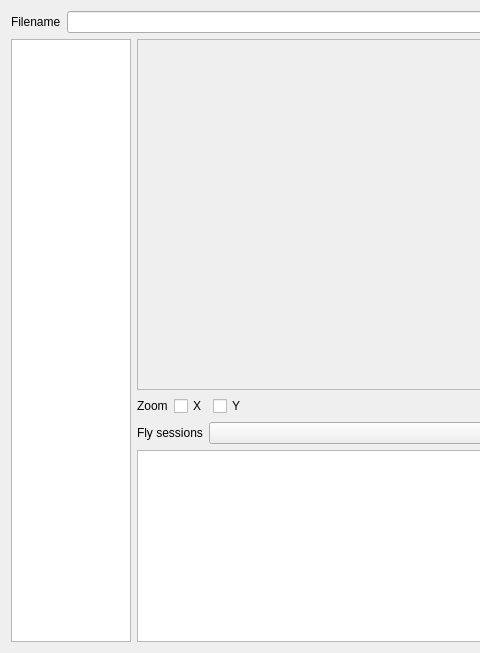
This is companion/src/logsdialog.ui in opentx/opentx as Qt 5 draws it before an edit; both pictures show x 0 to 480 and y 0 to 653 of the 883 by 653 pixel window. The edited form follows.
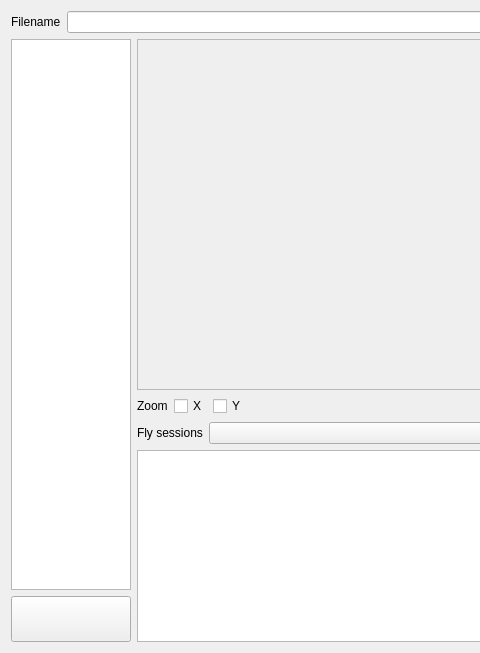
This is the edited form. Icons and pictures are not drawn. Custom widgets are drawn as their Qt base class.

```diff
--- a/companion/src/logsdialog.ui
+++ b/companion/src/logsdialog.ui
@@ -20,7 +20,7 @@
   <property name="sizeGripEnabled">
    <bool>true</bool>
   </property>
-  <layout class="QGridLayout" name="gridLayout" rowstretch="0,1,0,0,0">
+  <layout class="QGridLayout" name="gridLayout" rowstretch="0,1,0,0,0,0,0,0">
    <item row="0" column="0" colspan="2">
     <layout class="QHBoxLayout" name="horizontalLayout">
      <item>
@@ -46,43 +46,6 @@
      </item>
     </layout>
    </item>
-   <item row="1" column="0" rowspan="4">
-    <widget class="QTableWidget" name="FieldsTW">
-     <property name="sizePolicy">
-      <sizepolicy hsizetype="Maximum" vsizetype="Expanding">
-       <horstretch>0</horstretch>
-       <verstretch>0</verstretch>
-      </sizepolicy>
-     </property>
-     <property name="maximumSize">
-      <size>
-       <width>120</width>
-       <height>16777215</height>
-      </size>
-     </property>
-     <property name="autoScrollMargin">
-      <number>0</number>
-     </property>
-     <property name="editTriggers">
-      <set>QAbstractItemView::NoEditTriggers</set>
-     </property>
-     <property name="showGrid">
-      <bool>false</bool>
-     </property>
-     <property name="sortingEnabled">
-      <bool>false</bool>
-     </property>
-     <property name="columnCount">
-      <number>0</number>
-     </property>
-     <attribute name="horizontalHeaderStretchLastSection">
-      <bool>true</bool>
-     </attribute>
-     <attribute name="verticalHeaderVisible">
-      <bool>false</bool>
-     </attribute>
-    </widget>
-   </item>
    <item row="1" column="1">
     <widget class="QFrame" name="frame_2">
      <property name="sizePolicy">
@@ -195,7 +158,7 @@
      </item>
     </layout>
    </item>
-   <item row="4" column="1">
+   <item row="4" column="1" rowspan="4">
     <widget class="QTableWidget" name="logTable">
      <property name="sizePolicy">
       <sizepolicy hsizetype="MinimumExpanding" vsizetype="MinimumExpanding">
@@ -238,6 +201,78 @@
      </attribute>
     </widget>
    </item>
+   <item row="1" column="0" rowspan="6">
+    <widget class="QTableWidget" name="FieldsTW">
+     <property name="sizePolicy">
+      <sizepolicy hsizetype="Maximum" vsizetype="Expanding">
+       <horstretch>0</horstretch>
+       <verstretch>0</verstretch>
+      </sizepolicy>
+     </property>
+     <property name="maximumSize">
+      <size>
+       <width>120</width>
+       <height>16777215</height>
+      </size>
+     </property>
+     <property name="autoScrollMargin">
+      <number>0</number>
+     </property>
+     <property name="editTriggers">
+      <set>QAbstractItemView::NoEditTriggers</set>
+     </property>
+     <property name="showGrid">
+      <bool>false</bool>
+     </property>
+     <property name="sortingEnabled">
+      <bool>false</bool>
+     </property>
+     <property name="columnCount">
+      <number>0</number>
+     </property>
+     <attribute name="horizontalHeaderStretchLastSection">
+      <bool>true</bool>
+     </attribute>
+     <attribute name="verticalHeaderVisible">
+      <bool>false</bool>
+     </attribute>
+    </widget>
+   </item>
+   <item row="7" column="0">
+    <widget class="QPushButton" name="mapsButton">
+     <property name="sizePolicy">
+      <sizepolicy hsizetype="Maximum" vsizetype="Maximum">
+       <horstretch>0</horstretch>
+       <verstretch>0</verstretch>
+      </sizepolicy>
+     </property>
+     <property name="minimumSize">
+      <size>
+       <width>0</width>
+       <height>0</height>
+      </size>
+     </property>
+     <property name="maximumSize">
+      <size>
+       <width>120</width>
+       <height>57</height>
+      </size>
+     </property>
+     <property name="text">
+      <string/>
+     </property>
+     <property name="icon">
+      <iconset resource="companion9x.qrc">
+       <normaloff>:/images/maps.png</normaloff>:/images/maps.png</iconset>
+     </property>
+     <property name="iconSize">
+      <size>
+       <width>120</width>
+       <height>57</height>
+      </size>
+     </property>
+    </widget>
+   </item>
   </layout>
  </widget>
  <layoutdefault spacing="6" margin="11"/>
```
